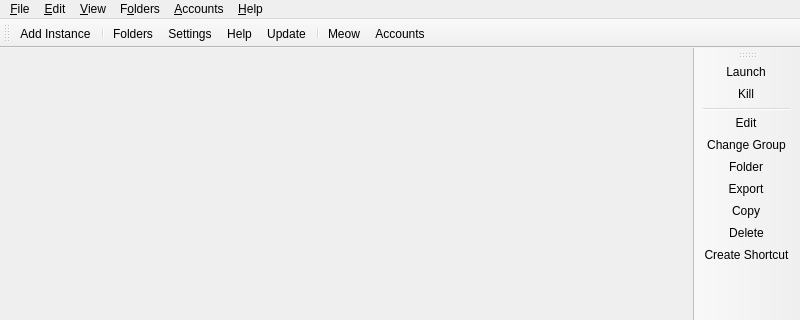
The window that launcher/ui/MainWindow.ui (layanfibw-maker/DefenderLauncher) describes before a commit, drawn with Qt 5; both pictures show x 0 to 800 and y 0 to 320 of the 800 by 600 pixel window.
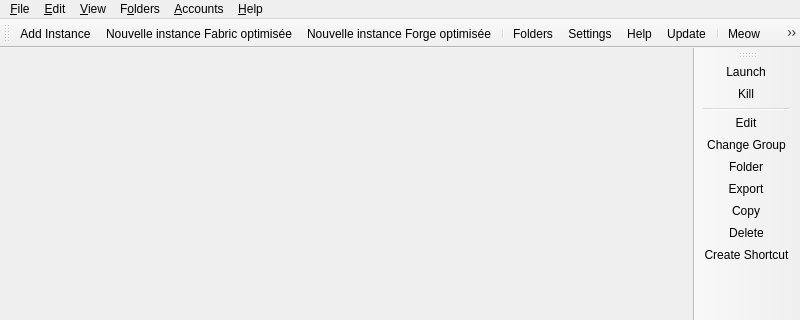
The same window after the commit. Icons and pictures are not drawn. Custom widgets are drawn as their Qt base class.

Commit message: Ajout boutons instances optimisees Fabric et Forge

The edit to the form file:
```diff
--- a/launcher/ui/MainWindow.ui
+++ b/launcher/ui/MainWindow.ui
@@ -50,6 +50,8 @@
     <bool>false</bool>
    </attribute>
    <addaction name="actionAddInstance"/>
+   <addaction name="actionAddFabricInstance"/>
+   <addaction name="actionAddForgeInstance"/>
    <addaction name="separator"/>
    <addaction name="actionFoldersButton"/>
    <addaction name="actionSettings"/>
@@ -294,6 +296,28 @@
     <string>Add a new instance.</string>
    </property>
   </action>
+  <action name="actionAddFabricInstance">
+   <property name="icon">
+    <iconset theme="new"/>
+   </property>
+   <property name="text">
+    <string>Nouvelle instance Fabric optimisée</string>
+   </property>
+   <property name="toolTip">
+    <string>Créer une instance Fabric avec Sodium, Lithium et plus.</string>
+   </property>
+  </action>
+  <action name="actionAddForgeInstance">
+   <property name="icon">
+    <iconset theme="new"/>
+   </property>
+   <property name="text">
+    <string>Nouvelle instance Forge optimisée</string>
+   </property>
+   <property name="toolTip">
+    <string>Créer une instance Forge avec Rubidium, Canary et plus.</string>
+   </property>
+  </action>
   <action name="actionCheckUpdate">
    <property name="icon">
     <iconset theme="checkupdate"/>
```
Left out of the diff: 2 changed lines with no effect on the pictures. The commit also changes 2 other files.
